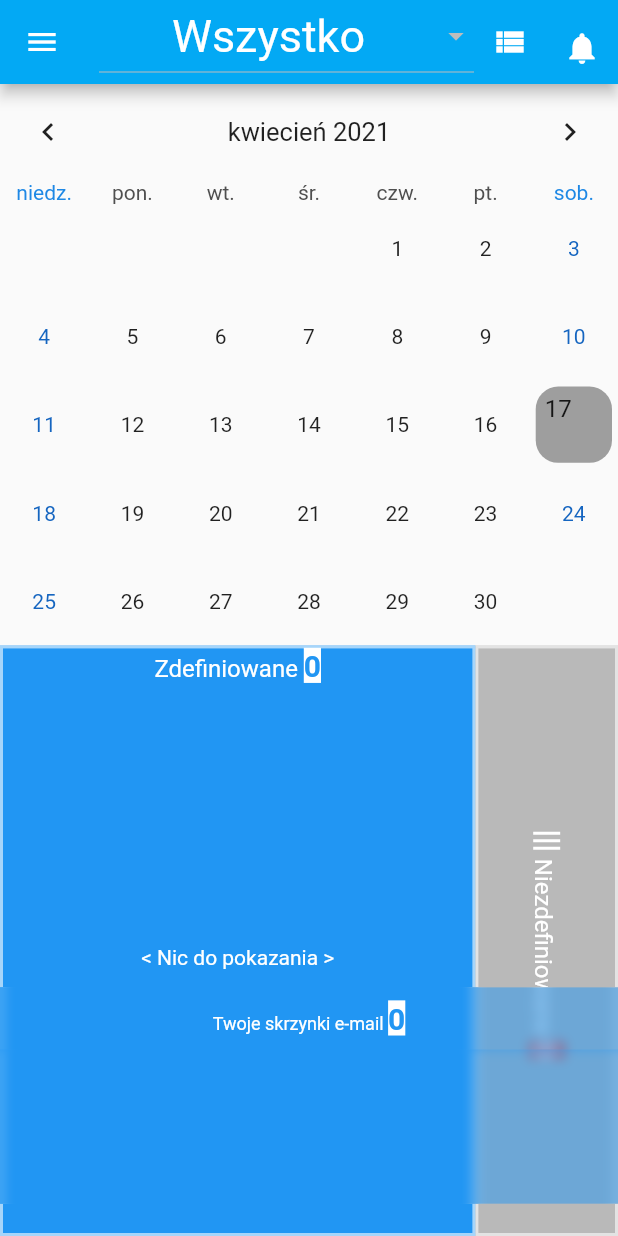
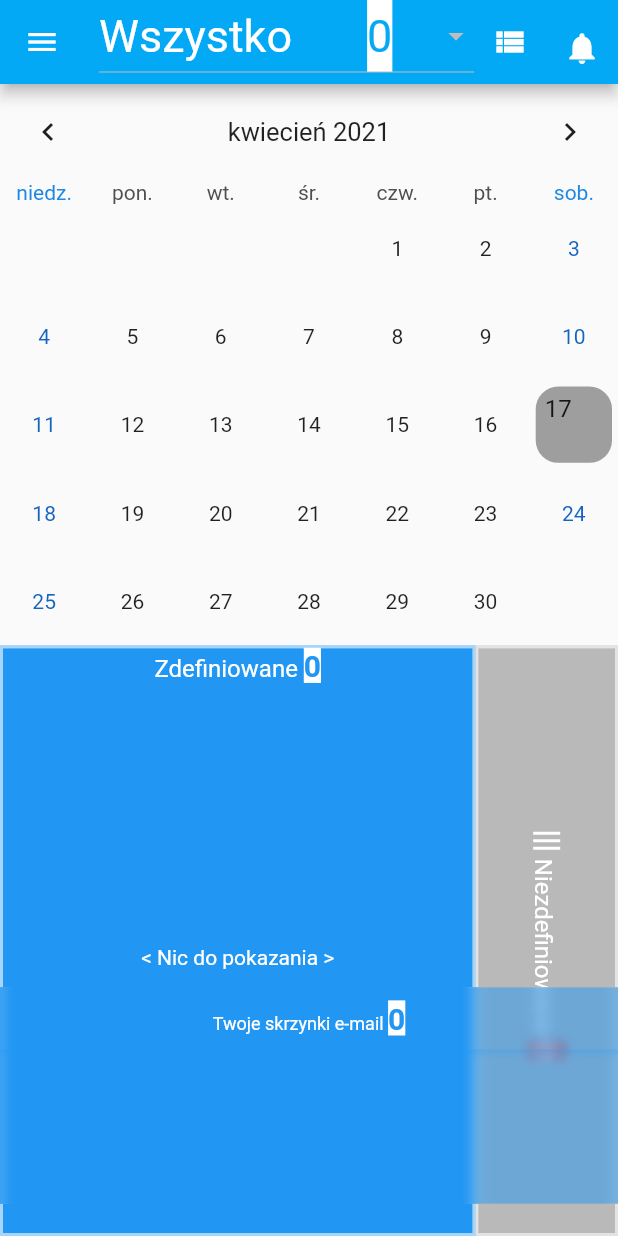
Before and after one commit to Wojcikowski96/flutter_payit, a Flutter app: the EmailBoxesPanel screen opened directly, after a tap on "Zatwierdź i wróć", on a phone screen of 412 x 824 dp. Run offline on Flutter 3.47's test engine with Material 2 defaults, Android fonts, the light colour scheme and no system bars; drawn by our look-alikes of table_calendar; our stand-ins replace firebase_database, flutter_local_notifications, flutter_secure_storage, fluttertoast, rxdart, shared_preferences and 2 more; missing offline and left inert: bringtoforeground, enough_mail, path_provider_ex, syncfusion_flutter_pdf, syncfusion_flutter_pdfviewer; accounts and stored records are empty.

Commit message:
All works fine

```diff
--- a/lib/UI/Screens/homePage.dart
+++ b/lib/UI/Screens/homePage.dart
@@ -357,11 +357,27 @@ class _homePageState extends State<homePage> with TickerProviderStateMixin {
   DropdownButton<String> buildDropdownButtonForUserCategoryNames() {
     return new DropdownButton<String>(
       isExpanded: true,
-      hint: Center(
+      hint: Row(
+        children: [
+          Center(
               child: Text(
             "Wszystko",
             style: TextStyle(fontSize: 30, color: Colors.white),
           )),
+          SizedBox(width: 50),
+          Container(
+            alignment: Alignment.center,
+              color: Colors.white,
+            child: Text(
+              definedInvoicesInfo.length.toString(),
+              style: TextStyle(
+                  color: Colors.lightBlue,
+                  fontSize: 30
+              ),
+            )
+          )
+        ],
+      ),
       value: selectedCategoryName,
       items: userCategoriesNames.map((String value) {
         return new DropdownMenuItem<String>(
@@ -381,12 +397,11 @@ class _homePageState extends State<homePage> with TickerProviderStateMixin {
                     maxLines: 1,
                     style: TextStyle(fontSize: 35, color: Colors.white),
                   ),
-
+                  SizedBox(width: 50),
                   Container(
                     color: Colors.white,
                     child: Text(
-                      generateNumOfCategory(value, definedInvoicesInfo)
-                          .toString(),
+                      generateNumOfCategory(value, definedInvoicesInfo).toString(),
                       style: TextStyle(
                         color: Colors.lightBlue,
                         fontSize: 30
@@ -506,7 +521,7 @@ class _homePageState extends State<homePage> with TickerProviderStateMixin {
       }
     }
 
-    if (selectedCategoryName != "Wszyscy nadawcy") {
+    if (selectedCategoryName != "Wszystko") {
       int j = 0;
       for (int i in doUsuniecia) {
         tempInvoicesInfo.removeAt(i - j);
@@ -536,11 +551,15 @@ class _homePageState extends State<homePage> with TickerProviderStateMixin {
 
   int generateNumOfCategory(String value, List<Invoice> definedInvoicesInfo) {
     int counter = 0;
+    if(value != "Wszystko"){
       for (Invoice invoice in definedInvoicesInfo) {
         if (invoice.categoryName == value) {
           counter++;
         }
       }
+    }else{
+      counter = definedInvoicesInfo.length;
+    }
     return counter;
   }
 }
```
Lines whose indentation alone changed are shown as unchanged.
